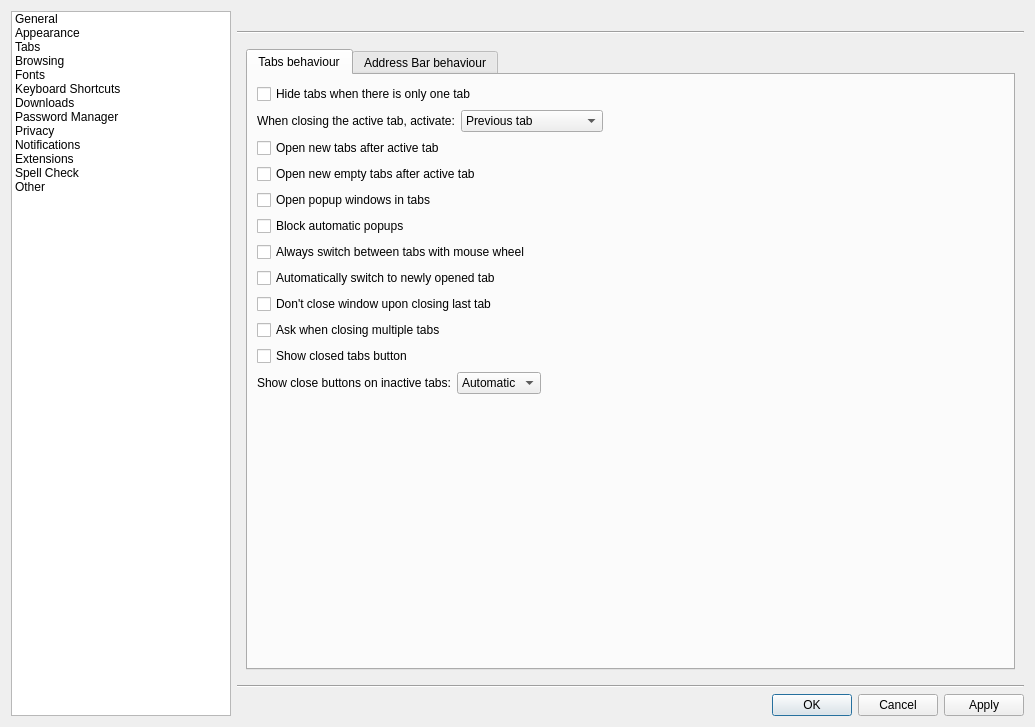
KDE/falkon, file src/lib/preferences/preferences.ui: the form before one commit.
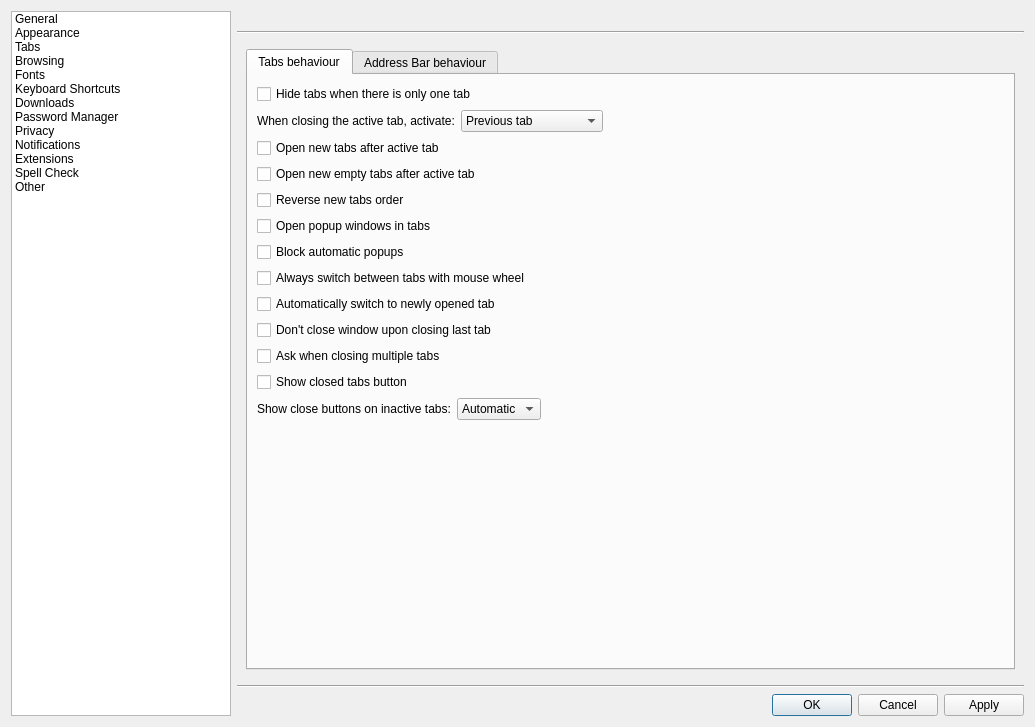
The form after the commit. The open tabs and pages were chosen to show the change. Custom widgets are drawn as their Qt base class.

Commit message: Preferences: add support for opening new tabs in reverse order

The edit to the form file:
```diff
--- a/src/lib/preferences/preferences.ui
+++ b/src/lib/preferences/preferences.ui
@@ -790,6 +790,13 @@
                  </property>
                 </widget>
                </item>
+               <item>
+                <widget class="QCheckBox" name="reverseNewTabsOrder">
+                 <property name="text">
+                  <string>Reverse new tabs order</string>
+                 </property>
+                </widget>
+               </item>
                <item>
                 <widget class="QCheckBox" name="openPopupsInTabs">
                  <property name="text">
```
The commit also changes 3 other files.
